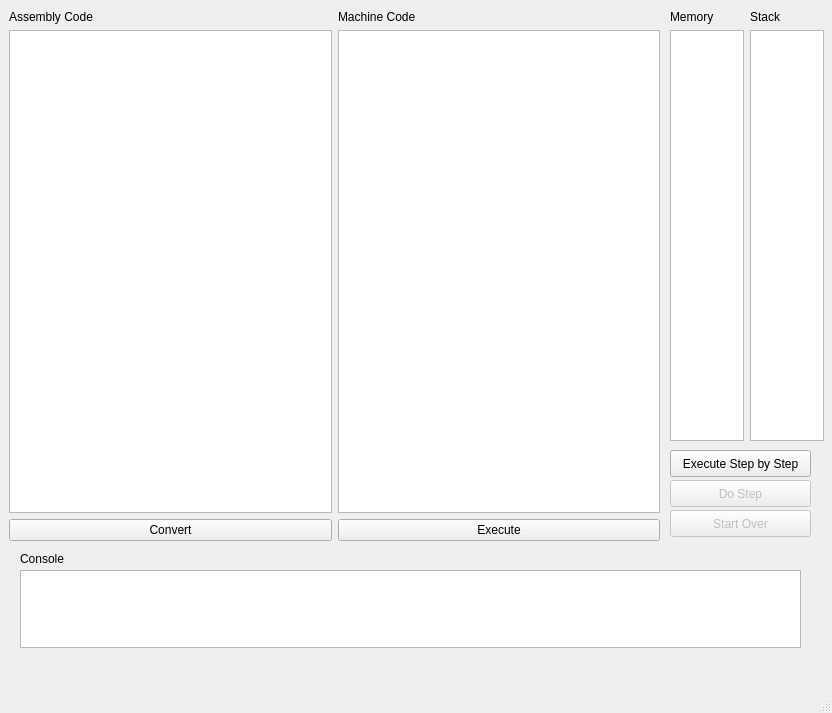
First picture: the form in assemBer.ui, repository shantanaBernados/CMSC_124_MP1, before the edit.
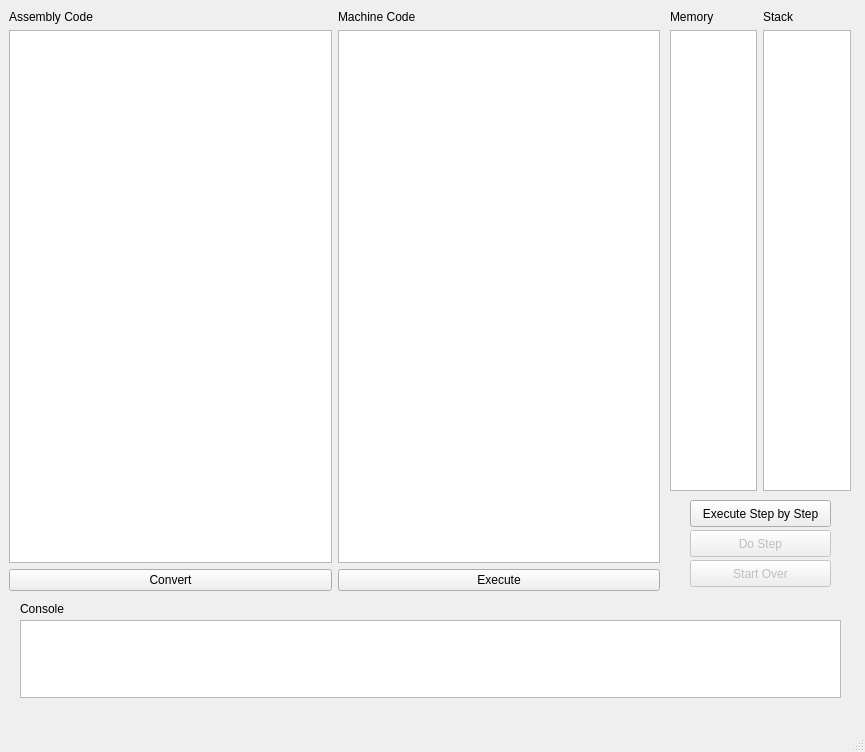
Second picture: the form after the edit.

Patch:
```diff
--- a/assemBer.ui
+++ b/assemBer.ui
@@ -6,8 +6,8 @@
    <rect>
     <x>0</x>
     <y>0</y>
-    <width>832</width>
-    <height>713</height>
+    <width>865</width>
+    <height>752</height>
    </rect>
   </property>
   <property name="windowTitle">
@@ -18,8 +18,8 @@
     <property name="geometry">
      <rect>
       <x>20</x>
-      <y>570</y>
-      <width>781</width>
+      <y>620</y>
+      <width>821</width>
       <height>78</height>
      </rect>
     </property>
@@ -28,7 +28,7 @@
     <property name="geometry">
      <rect>
       <x>20</x>
-      <y>550</y>
+      <y>600</y>
       <width>66</width>
       <height>17</height>
      </rect>
@@ -43,7 +43,7 @@
       <x>9</x>
       <y>10</y>
       <width>651</width>
-      <height>531</height>
+      <height>581</height>
      </rect>
     </property>
     <layout class="QGridLayout" name="gridLayout">
@@ -88,8 +88,8 @@
      <rect>
       <x>670</x>
       <y>10</y>
-      <width>154</width>
-      <height>431</height>
+      <width>181</width>
+      <height>481</height>
      </rect>
     </property>
     <layout class="QGridLayout" name="gridLayout_2">
@@ -118,8 +118,8 @@
    <widget class="QPushButton" name="executestepbtn">
     <property name="geometry">
      <rect>
-      <x>670</x>
-      <y>450</y>
+      <x>690</x>
+      <y>500</y>
       <width>141</width>
       <height>27</height>
      </rect>
@@ -134,8 +134,8 @@
     </property>
     <property name="geometry">
      <rect>
-      <x>670</x>
-      <y>510</y>
+      <x>690</x>
+      <y>560</y>
       <width>141</width>
       <height>27</height>
      </rect>
@@ -153,8 +153,8 @@
     </property>
     <property name="geometry">
      <rect>
-      <x>670</x>
-      <y>480</y>
+      <x>690</x>
+      <y>530</y>
       <width>141</width>
       <height>27</height>
      </rect>
```
Left out of the diff: 4 changed lines with no effect on the pictures.
